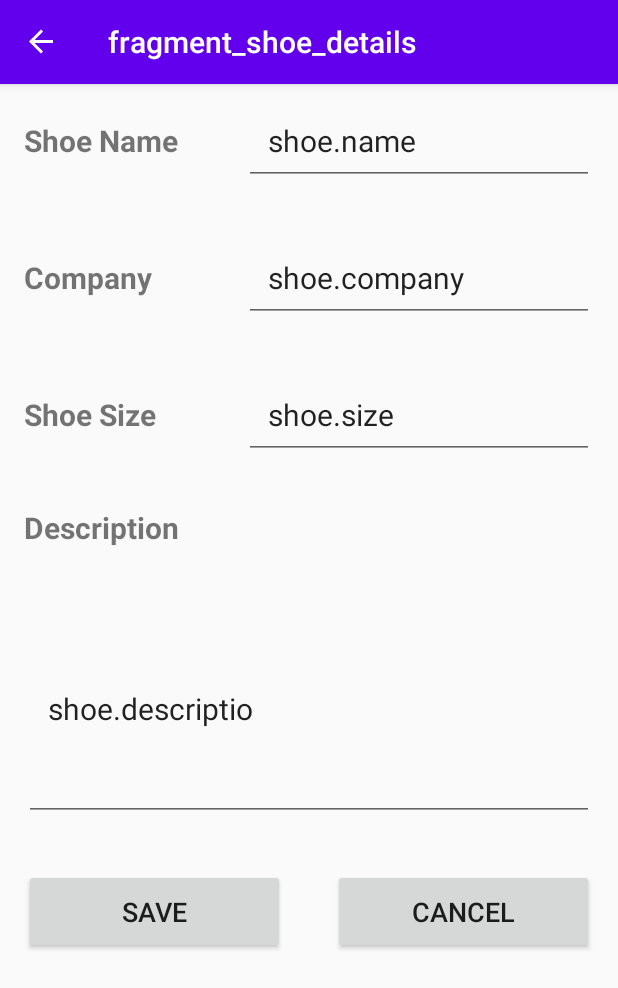
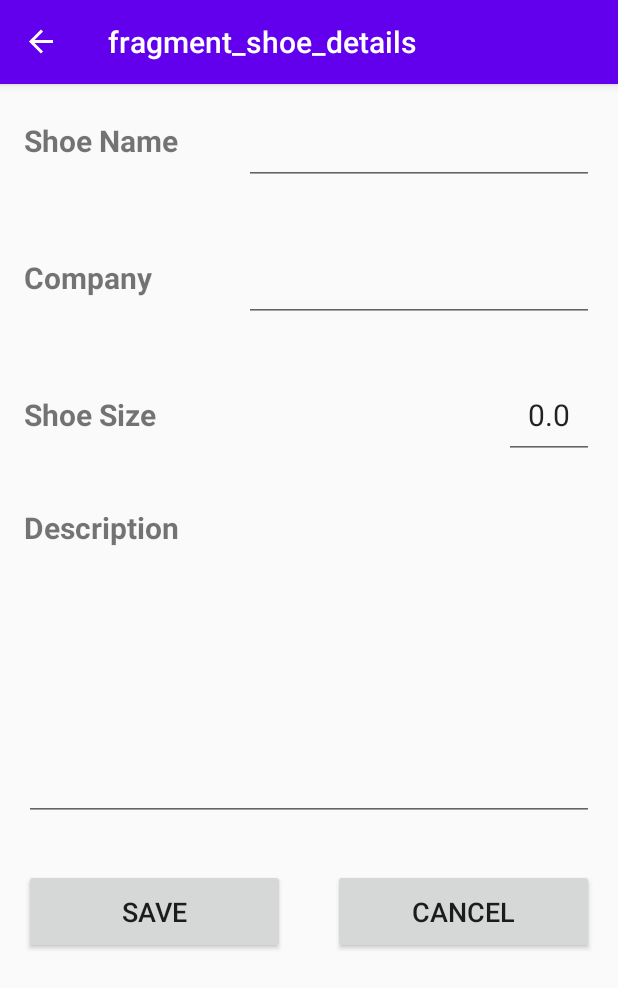
Before and after one commit to HappySolutions/Shoe-Store-Task, an Android app: the ShoeDetailsFragment screen opened through its navigation route, on a phone screen of 412 x 824 dp. Shown: the top 988 px of the screen. Run offline under Robolectric (Android 15) with nearby library versions, the phone set to English and light mode, and no system bars; our stand-ins replace data binding, navigation-ui.

Commit message:
adding the work on viewmodel to both shoeList and shoedetails screens

```diff
--- /dev/null
+++ b/app/src/main/java/com/example/shoestoretask/models/SheoList.kt
@@ -0,0 +1,3 @@
+package com.example.shoestoretask.models
+
+class SheoList(var shoeArrayList: ArrayList<Shoe>)
--- a/app/src/main/java/com/example/shoestoretask/models/Shoe.kt
+++ b/app/src/main/java/com/example/shoestoretask/models/Shoe.kt
@@ -1,5 +1,6 @@
 package com.example.shoestoretask.models
 
 
-data class Shoe(var name: String, var size: Double, var company: String, var description: String,
-                val images: List<String> = mutableListOf())
+data class Shoe(var name: String, var size: Double, var company: String, var description: String)
+
+//val images: List<String> = mutableListOf()
--- a/app/src/main/java/com/example/shoestoretask/screens/shoeDetails/ShoeDetailsFragment.kt
+++ b/app/src/main/java/com/example/shoestoretask/screens/shoeDetails/ShoeDetailsFragment.kt
@@ -1,20 +1,22 @@
 package com.example.shoestoretask.screens.shoeDetails
 
 import android.os.Bundle
-import android.util.Log
 import androidx.fragment.app.Fragment
 import android.view.LayoutInflater
 import android.view.View
 import android.view.ViewGroup
+import android.widget.Toast
 import androidx.databinding.DataBindingUtil
-import androidx.databinding.ViewDataBinding
+import androidx.lifecycle.ViewModelProvider
 import androidx.navigation.findNavController
 import com.example.shoestoretask.R
+import com.example.shoestoretask.ShoeViewModel
 import com.example.shoestoretask.databinding.FragmentShoeDetailsBinding
-import com.example.shoestoretask.screens.welcome.WelcomeFragmentDirections
+import com.example.shoestoretask.models.Shoe
 
 
 class ShoeDetailsFragment : Fragment() {
+    private lateinit var viewModel: ShoeViewModel
 
     override fun onCreateView(
         inflater: LayoutInflater, container: ViewGroup?,
@@ -24,8 +26,30 @@ class ShoeDetailsFragment : Fragment() {
         val binding: FragmentShoeDetailsBinding? =
             DataBindingUtil.inflate(inflater, R.layout.fragment_shoe_details,
                 container, false)
+        viewModel = ViewModelProvider(requireActivity())[ShoeViewModel::class.java]
+
+        var newShoe = Shoe("", 0.0, "", "")
+        binding?.shoe = newShoe
+        binding?.szEdtTxt?.setOnFocusChangeListener{ _, hasFocuse ->
+            if(hasFocuse) binding?.szEdtTxt.text.clear()
+        }
+
         binding?.svBtn?.setOnClickListener { view: View ->
-            view.findNavController().navigate(ShoeDetailsFragmentDirections.actionShoeDetailsFragmentToShoeListFragment())
+            //adding the new shoe data
+            if (binding?.nmEdtTxt?.text.toString().isEmpty())
+                Toast.makeText(context, "Name Cannot be Empty", Toast.LENGTH_SHORT).show()
+            else if (binding?.compEdtTxt?.text.toString().isEmpty())
+                Toast.makeText(context, "Company Cannot be Empty", Toast.LENGTH_SHORT).show()
+            else if (binding?.szEdtTxt?.text.toString().isEmpty())
+                Toast.makeText(context, "Shoe Size Cannot be Empty", Toast.LENGTH_SHORT).show()
+            else if (binding?.dscEdtTxt?.text.toString().isEmpty())
+                Toast.makeText(context, "Shoe Description Cannot be Empty", Toast.LENGTH_SHORT).show()
+            else {
+                newShoe = binding?.shoe as Shoe
+                viewModel.initList(newShoe)
+                view.findNavController().navigate(ShoeDetailsFragmentDirections.actionShoeDetailsFragmentToShoeListFragment())
+            }
+
         }
         binding?.cnclBtn?.setOnClickListener { view: View ->
             view.findNavController().navigate(ShoeDetailsFragmentDirections.actionShoeDetailsFragmentToShoeListFragment())
--- a/app/src/main/res/layout/activity_main.xml
+++ b/app/src/main/res/layout/activity_main.xml
@@ -4,7 +4,8 @@
     xmlns:tools="http://schemas.android.com/tools"
     android:layout_width="match_parent"
     android:layout_height="match_parent"
-    tools:context=".MainActivity">
+    tools:context=".MainActivity"
+    >
 
 <androidx.appcompat.widget.Toolbar
     android:id="@+id/toolBar"
@@ -12,6 +13,7 @@
     android:layout_height="?attr/actionBarSize"
     android:background="?attr/colorPrimary"
     android:elevation="4dp"
+    app:title="The Great Shoe Store"
     android:theme="@style/ThemeOverlay.AppCompat.Dark.ActionBar"/>
 
     <androidx.fragment.app.FragmentContainerView
--- a/app/src/main/res/layout/fragment_shoe_details.xml
+++ b/app/src/main/res/layout/fragment_shoe_details.xml
@@ -9,6 +9,7 @@
     </data>
 
     <androidx.constraintlayout.widget.ConstraintLayout
+        android:id="@+id/shoeItem"
         android:layout_width="match_parent"
         android:layout_height="match_parent">
 
@@ -18,7 +19,7 @@
             android:layout_width="wrap_content"
             android:layout_height="wrap_content"
             android:layout_marginStart="16dp"
-            android:text="Shoe Name"
+            android:text="@string/shoe_name"
             app:layout_constraintBaseline_toBaselineOf="@+id/nmEdtTxt"
             app:layout_constraintStart_toStartOf="parent" />
 
@@ -28,7 +29,7 @@
             android:layout_width="wrap_content"
             android:layout_height="wrap_content"
             android:layout_marginStart="16dp"
-            android:text="Company"
+            android:text="@string/company"
             app:layout_constraintBaseline_toBaselineOf="@+id/compEdtTxt"
             app:layout_constraintStart_toStartOf="parent" />
 
@@ -38,7 +39,7 @@
             android:layout_width="wrap_content"
             android:layout_height="wrap_content"
             android:layout_marginStart="16dp"
-            android:text="Shoe Size "
+            android:text="@string/shoe_size"
             app:layout_constraintBaseline_toBaselineOf="@+id/szEdtTxt"
             app:layout_constraintStart_toStartOf="parent" />
 
@@ -49,7 +50,7 @@
             android:layout_height="wrap_content"
             android:layout_marginStart="16dp"
             android:layout_marginTop="32dp"
-            android:text="Description"
+            android:text="@string/description"
             app:layout_constraintStart_toStartOf="parent"
             app:layout_constraintTop_toBottomOf="@+id/szEdtTxt" />
 
@@ -61,10 +62,12 @@
             android:layout_marginTop="64dp"
             android:layout_marginEnd="16dp"
             android:ems="10"
-            android:text="shoe.name"
+            android:text="@{shoe.name}"
             android:inputType="textPersonName"
             app:layout_constraintEnd_toEndOf="parent"
-            app:layout_constraintTop_toTopOf="parent" />
+            app:layout_constraintTop_toTopOf="parent"
+            android:autofillHints="Enter the shoe name"
+            tools:ignore="LabelFor" />
 
         <EditText
             android:id="@+id/compEdtTxt"
@@ -74,10 +77,12 @@
             android:layout_marginTop="32dp"
             android:layout_marginEnd="16dp"
             android:ems="10"
-            android:text="shoe.company"
+            android:text="@{shoe.company}"
             android:inputType="textPersonName"
             app:layout_constraintEnd_toEndOf="parent"
-            app:layout_constraintTop_toBottomOf="@+id/nmEdtTxt" />
+            app:layout_constraintTop_toBottomOf="@+id/nmEdtTxt"
+            android:autofillHints="Enter the shoe company"
+            tools:ignore="LabelFor" />
 
         <EditText
             android:id="@+id/szEdtTxt"
@@ -86,11 +91,12 @@
             android:layout_height="wrap_content"
             android:layout_marginTop="32dp"
             android:layout_marginEnd="16dp"
-            android:ems="10"
             android:inputType="numberDecimal"
-            android:text="shoe.size"
+            android:text="@{`` + shoe.size}"
             app:layout_constraintEnd_toEndOf="parent"
-            app:layout_constraintTop_toBottomOf="@+id/compEdtTxt" />
+            app:layout_constraintTop_toBottomOf="@+id/compEdtTxt"
+            android:autofillHints="Enter the shoe size"
+            tools:ignore="LabelFor" />
 
         <EditText
             android:id="@+id/dscEdtTxt"
@@ -101,11 +107,13 @@
             android:layout_marginTop="32dp"
             android:layout_marginEnd="16dp"
             android:ems="10"
-            android:text="shoe.descriptio"
+            android:text="@{shoe.description}"
             android:inputType="textMultiLine"
             app:layout_constraintEnd_toEndOf="parent"
             app:layout_constraintStart_toStartOf="parent"
-            app:layout_constraintTop_toBottomOf="@+id/desTxt" />
+            app:layout_constraintTop_toBottomOf="@+id/desTxt"
+            android:autofillHints="Enter the shoe description"
+            tools:ignore="LabelFor" />
 
         <Button
             android:id="@+id/svBtn"
@@ -113,10 +121,9 @@
             android:layout_width="0dp"
             android:layout_height="wrap_content"
             android:layout_marginStart="16dp"
-            android:text="Save"
+            android:text="@string/save"
             app:layout_constraintBaseline_toBaselineOf="@+id/cnclBtn"
             app:layout_constraintEnd_toStartOf="@+id/cnclBtn"
-            app:layout_constraintHorizontal_bias="0.5"
             app:layout_constraintStart_toStartOf="parent" />
 
         <Button
@@ -126,9 +133,8 @@
             android:layout_height="wrap_content"
             android:layout_marginTop="32dp"
             android:layout_marginEnd="16dp"
-            android:text="Cancel"
+            android:text="@string/cancel"
             app:layout_constraintEnd_toEndOf="parent"
-            app:layout_constraintHorizontal_bias="0.5"
             app:layout_constraintStart_toEndOf="@+id/svBtn"
             app:layout_constraintTop_toBottomOf="@+id/dscEdtTxt" />
     </androidx.constraintlayout.widget.ConstraintLayout>
--- a/app/src/main/res/values/strings.xml
+++ b/app/src/main/res/values/strings.xml
@@ -2,4 +2,11 @@
     <string name="app_name">Shoe Store Task</string>
     <!-- TODO: Remove or change this placeholder text -->
     <string name="hello_blank_fragment">Hello blank fragment</string>
+    <string name="add">add</string>
+    <string name="shoe_name">Shoe Name</string>
+    <string name="company">Company</string>
+    <string name="shoe_size">Shoe Size</string>
+    <string name="description">Description</string>
+    <string name="save">Save</string>
+    <string name="cancel">Cancel</string>
 </resources>
```
Also changed, not shown: app/src/main/java/com/example/shoestoretask/MainActivity.kt (+4 -14 lines), app/src/main/java/com/example/shoestoretask/ShoeViewModel.kt (+6 -16 lines), app/src/main/java/com/example/shoestoretask/screens/shoeList/ShoeListFragment.kt (+25 -4 lines), app/src/main/res/layout/fragment_shoe_list.xml (+28 -18 lines).
